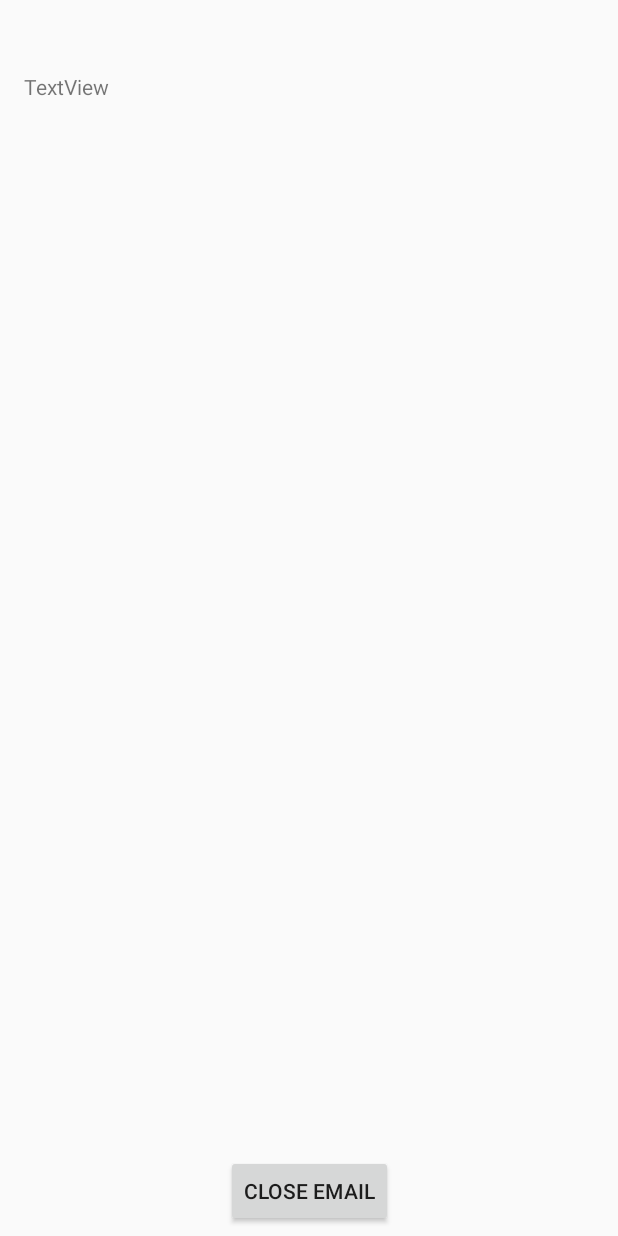
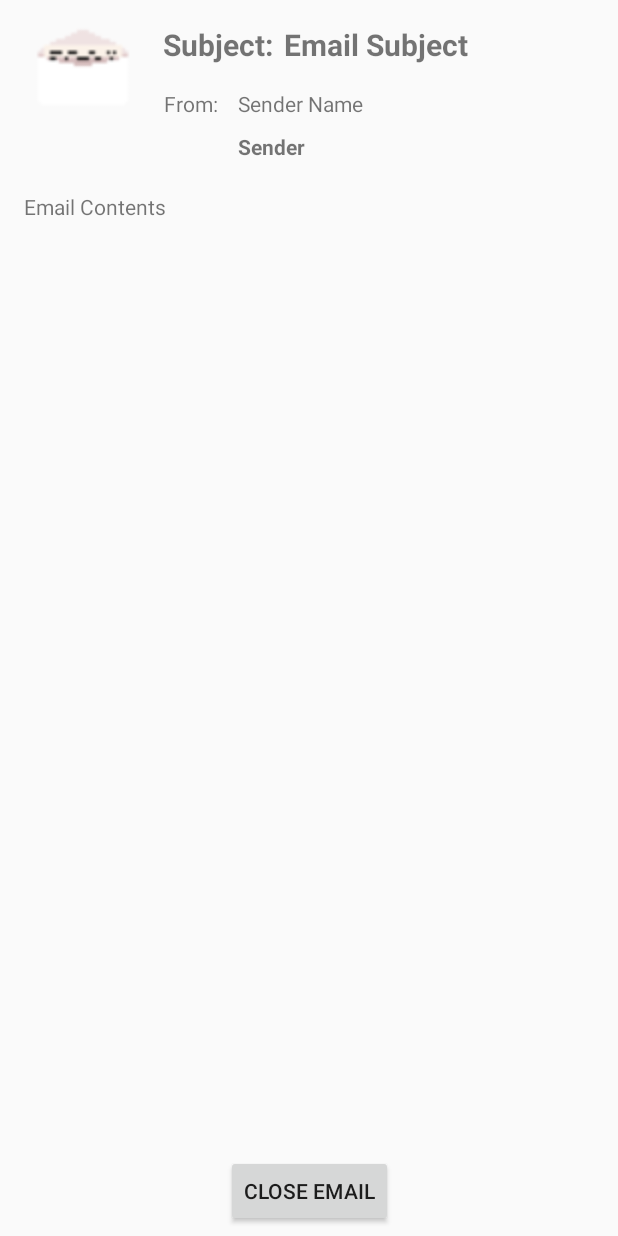
Before and after one commit to janavarro95/CMPS121Project, an Android app: the EmailDisplayActivity screen opened directly, with no data from a screen before it, on a phone screen of 412 x 824 dp. Run offline under Robolectric (Android 15) with nearby library versions, the phone set to English and light mode, and no system bars; 5 statements that could not run were skipped.

Commit message:
Email display prototype is complete.

```diff
--- a/Hck3rz/app/src/main/java/User/PostMan.java
+++ b/Hck3rz/app/src/main/java/User/PostMan.java
@@ -34,7 +34,7 @@ public class PostMan {
     public static void initializeEmails(Context context){
         EmailPool=new ArrayList<>();
        EmailPool.add(new Email(R.drawable.email,"First Email","Unknown","unknownSender@system.net",R.drawable.email,PostMan.readFromFile(context,"FirstEmail.txt"),"FirstEmail"));
-       EmailPool.add(new Email(R.drawable.email,"HOT NEW EMAIL","My Mom","mom@aol.com",R.drawable.email,"Hello","momLovesYou"));
+       EmailPool.add(new Email(R.mipmap.ic_launcher,"HOT NEW EMAIL","My Mom","mom@aol.com",R.mipmap.ic_launcher,"Hello","momLovesYou"));
     }
 
     /**
--- a/Hck3rz/app/src/main/java/com/example/hck3rz/hck3rz/DesktopActivity.java
+++ b/Hck3rz/app/src/main/java/com/example/hck3rz/hck3rz/DesktopActivity.java
@@ -82,7 +82,7 @@ public class DesktopActivity extends AppCompatActivity {
      */
     public void mail_click(View v){
         Intent intent=new Intent(this,EmailInboxActivity.class);
-        intent.setFlags(Intent.FLAG_ACTIVITY_NO_ANIMATION);
+        //intent.setFlags(Intent.FLAG_ACTIVITY_NO_ANIMATION);
         startActivity(intent);
     }
 }
--- a/Hck3rz/app/src/main/java/com/example/hck3rz/hck3rz/EmailDisplayActivity.java
+++ b/Hck3rz/app/src/main/java/com/example/hck3rz/hck3rz/EmailDisplayActivity.java
@@ -4,6 +4,7 @@ import android.support.v7.app.AppCompatActivity;
 import android.os.Bundle;
 import android.view.View;
 import android.widget.Button;
+import android.widget.ImageView;
 import android.widget.TextView;
 
 import User.Email;
@@ -13,6 +14,11 @@ public class EmailDisplayActivity extends AppCompatActivity {
 
     Button returnButton;
     TextView emailContents;
+    TextView subject;
+    TextView senderAddress;
+    TextView senderName;
+
+    ImageView senderIcon;
 
     public static Email currentEmail;
 
@@ -33,5 +39,20 @@ public class EmailDisplayActivity extends AppCompatActivity {
         });
 
         emailContents.setText(currentEmail.contents);
+
+        subject=findViewById(R.id.TEXT_VIEW_EMAIL_DISPLAY_SUBJECT);
+        subject.setText(currentEmail.subject);
+
+        senderAddress=findViewById(R.id.TEXT_VIEW_EMAIL_DISPLAY_SENDER_ADDRESS);
+        senderAddress.setText(currentEmail.senderEmail);
+
+        senderName=findViewById(R.id.TEXT_VIEW_EMAIL_DISPLAY_SENDER_NAME);
+        senderName.setText(currentEmail.senderName);
+
+        senderIcon=findViewById(R.id.IMAGE_VIEW_EMAIL_DISPLAY_SENDER_ICON);
+        senderIcon.setImageResource(currentEmail.senderIcon);
+
+
+
     }
 }
--- a/Hck3rz/app/src/main/java/com/example/hck3rz/hck3rz/EmailInboxActivity.java
+++ b/Hck3rz/app/src/main/java/com/example/hck3rz/hck3rz/EmailInboxActivity.java
@@ -38,6 +38,7 @@ public class EmailInboxActivity extends AppCompatActivity {
         inboxList.setAdapter(inboxAdapter);
 
         PostMan.addEmailToInbox(PostMan.getEmailByUniqueID("FirstEmail"));
+        PostMan.addEmailToInbox(PostMan.getEmailByUniqueID("momLovesYou"));
 
         inboxList.setOnItemClickListener(new AdapterView.OnItemClickListener() {
             @Override
--- a/Hck3rz/app/src/main/res/layout/activity_email_display.xml
+++ b/Hck3rz/app/src/main/res/layout/activity_email_display.xml
@@ -14,8 +14,8 @@
         android:layout_marginLeft="16dp"
         android:layout_marginRight="16dp"
         android:layout_marginStart="16dp"
-        android:layout_marginTop="48dp"
-        android:text="TextView"
+        android:layout_marginTop="128dp"
+        android:text="Email Contents"
         app:layout_constraintEnd_toEndOf="parent"
         app:layout_constraintStart_toStartOf="parent"
         app:layout_constraintTop_toTopOf="parent" />
@@ -29,4 +29,75 @@
         app:layout_constraintBottom_toBottomOf="parent"
         app:layout_constraintEnd_toEndOf="parent"
         app:layout_constraintStart_toStartOf="parent" />
+
+    <ImageView
+        android:id="@+id/IMAGE_VIEW_EMAIL_DISPLAY_SENDER_ICON"
+        android:layout_width="64dp"
+        android:layout_height="64dp"
+        android:layout_marginEnd="15dp"
+        android:layout_marginLeft="16dp"
+        android:layout_marginRight="15dp"
+        android:layout_marginStart="16dp"
+        android:layout_marginTop="16dp"
+        app:layout_constraintEnd_toStartOf="@+id/TEXT_VIEW_EMAIL_DISPLAY_FROM"
+        app:layout_constraintStart_toStartOf="parent"
+        app:layout_constraintTop_toTopOf="parent"
+        app:srcCompat="@drawable/email" />
+
+    <TextView
+        android:id="@+id/TEXT_VIEW_EMAIL_DISPLAY_FROM"
+        android:layout_width="wrap_content"
+        android:layout_height="wrap_content"
+        android:layout_marginEnd="6dp"
+        android:layout_marginRight="6dp"
+        android:text="From:"
+        app:layout_constraintBaseline_toBaselineOf="@+id/TEXT_VIEW_EMAIL_DISPLAY_SENDER_NAME"
+        app:layout_constraintEnd_toStartOf="@+id/TEXT_VIEW_EMAIL_DISPLAY_SENDER_NAME"
+        app:layout_constraintStart_toEndOf="@+id/IMAGE_VIEW_EMAIL_DISPLAY_SENDER_ICON" />
+
+    <TextView
+        android:id="@+id/TEXT_VIEW_EMAIL_DISPLAY_SENDER_ADDRESS"
+        android:layout_width="wrap_content"
+        android:layout_height="wrap_content"
+        android:layout_marginTop="9dp"
+        android:text="Sender"
+        android:textStyle="bold"
+        app:layout_constraintStart_toStartOf="@+id/TEXT_VIEW_EMAIL_DISPLAY_SENDER_NAME"
+        app:layout_constraintTop_toBottomOf="@+id/TEXT_VIEW_EMAIL_DISPLAY_SENDER_NAME" />
+
+    <TextView
+        android:id="@+id/TEXT_VIEW_EMAIL_DISPLAY_SUBJECT_BASIC_TEXT"
+        android:layout_width="wrap_content"
+        android:layout_height="wrap_content"
+        android:text="Subject:"
+        android:textSize="20dp"
+        android:textStyle="bold"
+        app:layout_constraintBaseline_toBaselineOf="@+id/TEXT_VIEW_EMAIL_DISPLAY_SUBJECT"
+        app:layout_constraintEnd_toEndOf="@+id/TEXT_VIEW_EMAIL_DISPLAY_FROM"
+        app:layout_constraintStart_toEndOf="@+id/TEXT_VIEW_EMAIL_DISPLAY_FROM" />
+
+    <TextView
+        android:id="@+id/TEXT_VIEW_EMAIL_DISPLAY_SUBJECT"
+        android:layout_width="wrap_content"
+        android:layout_height="wrap_content"
+        android:layout_marginLeft="7dp"
+        android:layout_marginStart="7dp"
+        android:layout_marginTop="16dp"
+        android:text="Email Subject"
+        android:textSize="20dp"
+        android:textStyle="bold"
+        app:layout_constraintStart_toEndOf="@+id/TEXT_VIEW_EMAIL_DISPLAY_SUBJECT_BASIC_TEXT"
+        app:layout_constraintTop_toTopOf="parent" />
+
+    <TextView
+        android:id="@+id/TEXT_VIEW_EMAIL_DISPLAY_SENDER_NAME"
+        android:layout_width="wrap_content"
+        android:layout_height="wrap_content"
+        android:layout_marginEnd="163dp"
+        android:layout_marginRight="163dp"
+        android:layout_marginTop="16dp"
+        android:text="Sender Name"
+        app:layout_constraintEnd_toEndOf="parent"
+        app:layout_constraintStart_toEndOf="@+id/TEXT_VIEW_EMAIL_DISPLAY_FROM"
+        app:layout_constraintTop_toBottomOf="@+id/TEXT_VIEW_EMAIL_DISPLAY_SUBJECT_BASIC_TEXT" />
 </android.support.constraint.ConstraintLayout>
--- a/Hck3rz/app/src/main/res/values/colors.xml
+++ b/Hck3rz/app/src/main/res/values/colors.xml
@@ -7,4 +7,5 @@
     <color name="terminalText">#00ff00</color>
     <color name="terminalBackground">#000000</color>
     <color name="errorRedMessage">#ff0000</color>
+    <color name="emailBackgroundGrey">#696969</color>
 </resources>
```
